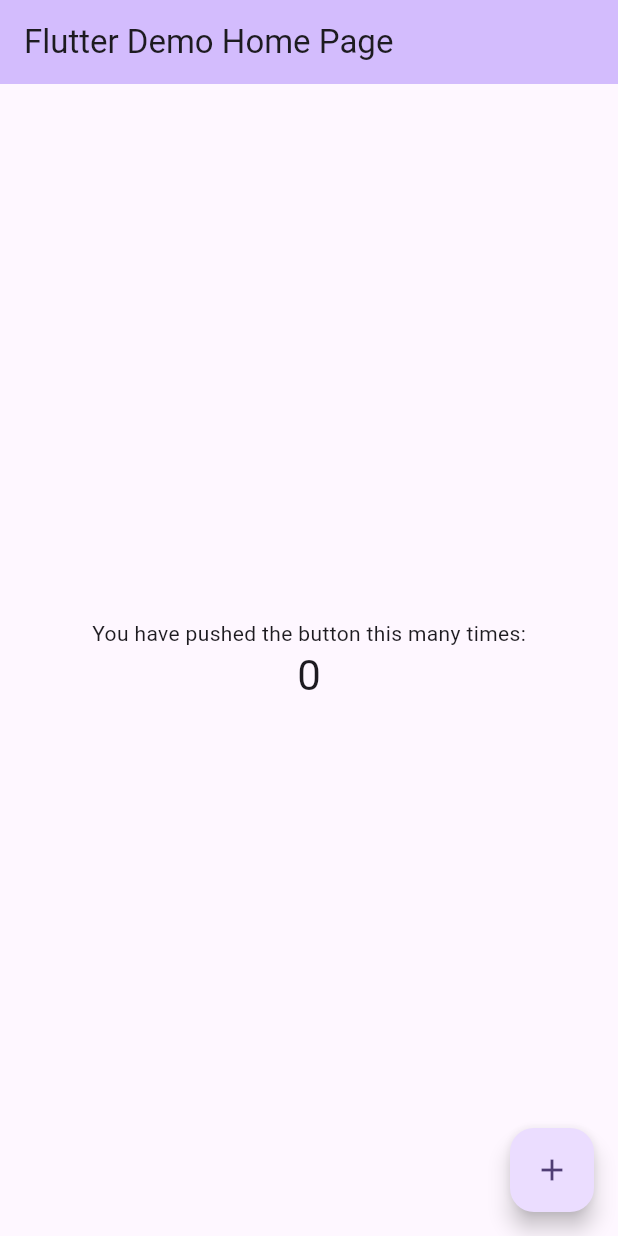
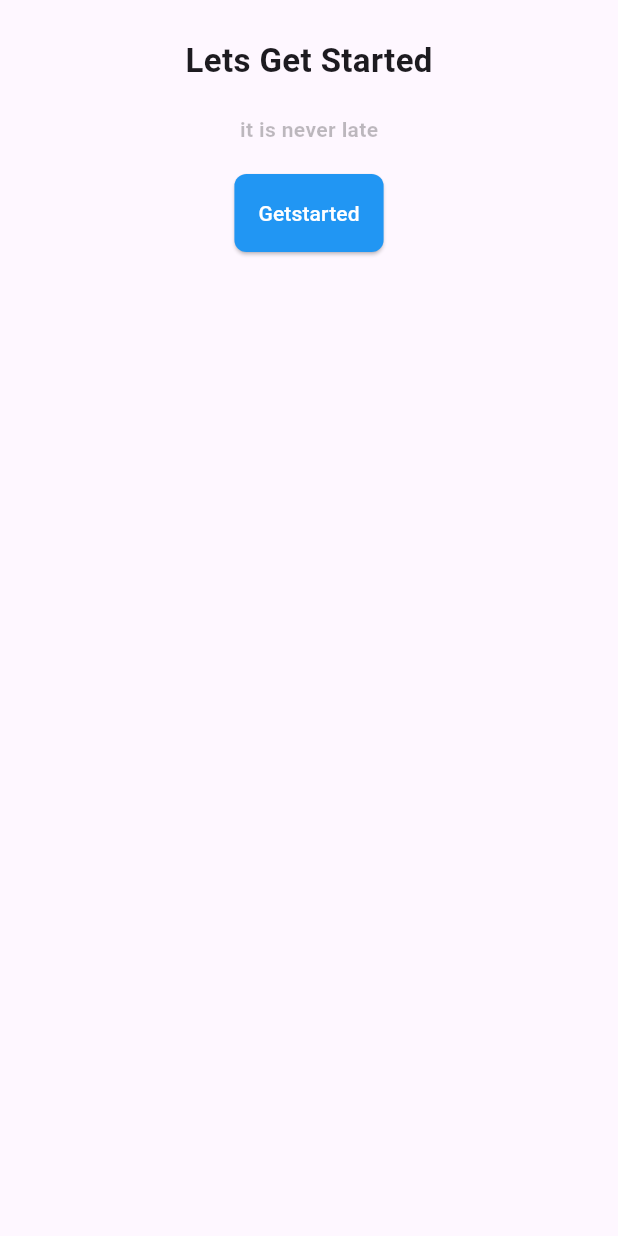
Before and after one commit to kishoreckd/phone_auth, a Flutter app: the screen it shows after launch, on a phone screen of 412 x 824 dp. Run offline on Flutter 3.47's test engine with Material 3 defaults, Android fonts, the phone set to English and light mode, and no system bars; our stand-ins replace country_picker, firebase_core; accounts and stored records are empty.

```diff
--- /dev/null
+++ b/lib/Screens/welcomescreen,.dart
@@ -0,0 +1,56 @@
+import 'package:flutter/material.dart';
+import 'package:phone_auth/widgets/custombutton.dart';
+import 'package:phone_auth/Screens/registerScreen.dart';
+
+class WelcomeScreen extends StatefulWidget {
+  const WelcomeScreen({Key? key}) : super(key: key);
+
+  @override
+  State<WelcomeScreen> createState() => _WelcomeScreenState();
+}
+
+class _WelcomeScreenState extends State<WelcomeScreen> {
+  @override
+  Widget build(BuildContext context) {
+    return Scaffold(
+      body: SafeArea(
+        child: Center(
+          child: Padding(
+            padding: const EdgeInsets.symmetric(vertical: 25, horizontal: 30),
+            child: Column(children: [
+              const Text(
+                'Lets Get Started',
+                style: TextStyle(
+                  fontSize: 22,
+                  fontWeight: FontWeight.bold,
+                ),
+              ),
+              const SizedBox(
+                height: 20,
+              ),
+              const Text(
+                'it is never late',
+                style: TextStyle(
+                    fontSize: 14,
+                    fontWeight: FontWeight.bold,
+                    color: Colors.black26),
+              ),
+              const SizedBox(
+                height: 20,
+              ),
+              CustomButton(
+                  text: 'Getstarted',
+                  onPressed: () => {
+                        Navigator.push(
+                          context,
+                          MaterialPageRoute(
+                              builder: (context) => RegisterScreen()),
+                        )
+                      })
+            ]),
+          ),
+        ),
+      ),
+    );
+  }
+}
--- a/lib/main.dart
+++ b/lib/main.dart
@@ -1,125 +1,11 @@
 import 'package:flutter/material.dart';
+import 'package:firebase_core/firebase_core.dart';
+import 'package:phone_auth/Screens/welcomescreen,.dart';
 
-void main() {
-  runApp(const MyApp());
+Future<void> main() async {
+  WidgetsFlutterBinding.ensureInitialized();
+  await Firebase.initializeApp();
+  runApp(const MaterialApp(
+    home: WelcomeScreen(),
+  ));
 }
-
-class MyApp extends StatelessWidget {
-  const MyApp({super.key});
-
-  // This widget is the root of your application.
-  @override
-  Widget build(BuildContext context) {
-    return MaterialApp(
-      title: 'Flutter Demo',
-      theme: ThemeData(
-        // This is the theme of your application.
-        //
-        // TRY THIS: Try running your application with "flutter run". You'll see
-        // the application has a purple toolbar. Then, without quitting the app,
-        // try changing the seedColor in the colorScheme below to Colors.green
-        // and then invoke "hot reload" (save your changes or press the "hot
-        // reload" button in a Flutter-supported IDE, or press "r" if you used
-        // the command line to start the app).
-        //
-        // Notice that the counter didn't reset back to zero; the application
-        // state is not lost during the reload. To reset the state, use hot
-        // restart instead.
-        //
-        // This works for code too, not just values: Most code changes can be
-        // tested with just a hot reload.
-        colorScheme: ColorScheme.fromSeed(seedColor: Colors.deepPurple),
-        useMaterial3: true,
-      ),
-      home: const MyHomePage(title: 'Flutter Demo Home Page'),
-    );
-  }
-}
-
-class MyHomePage extends StatefulWidget {
-  const MyHomePage({super.key, required this.title});
-
-  // This widget is the home page of your application. It is stateful, meaning
-  // that it has a State object (defined below) that contains fields that affect
-  // how it looks.
-
-  // This class is the configuration for the state. It holds the values (in this
-  // case the title) provided by the parent (in this case the App widget) and
-  // used by the build method of the State. Fields in a Widget subclass are
-  // always marked "final".
-
-  final String title;
-
-  @override
-  State<MyHomePage> createState() => _MyHomePageState();
-}
-
-class _MyHomePageState extends State<MyHomePage> {
-  int _counter = 0;
-
-  void _incrementCounter() {
-    setState(() {
-      // This call to setState tells the Flutter framework that something has
-      // changed in this State, which causes it to rerun the build method below
-      // so that the display can reflect the updated values. If we changed
-      // _counter without calling setState(), then the build method would not be
-      // called again, and so nothing would appear to happen.
-      _counter++;
-    });
-  }
-
-  @override
-  Widget build(BuildContext context) {
-    // This method is rerun every time setState is called, for instance as done
-    // by the _incrementCounter method above.
-    //
-    // The Flutter framework has been optimized to make rerunning build methods
-    // fast, so that you can just rebuild anything that needs updating rather
-    // than having to individually change instances of widgets.
-    return Scaffold(
-      appBar: AppBar(
-        // TRY THIS: Try changing the color here to a specific color (to
-        // Colors.amber, perhaps?) and trigger a hot reload to see the AppBar
-        // change color while the other colors stay the same.
-        backgroundColor: Theme.of(context).colorScheme.inversePrimary,
-        // Here we take the value from the MyHomePage object that was created by
-        // the App.build method, and use it to set our appbar title.
-        title: Text(widget.title),
-      ),
-      body: Center(
-        // Center is a layout widget. It takes a single child and positions it
-        // in the middle of the parent.
-        child: Column(
-          // Column is also a layout widget. It takes a list of children and
-          // arranges them vertically. By default, it sizes itself to fit its
-          // children horizontally, and tries to be as tall as its parent.
-          //
-          // Column has various properties to control how it sizes itself and
-          // how it positions its children. Here we use mainAxisAlignment to
-          // center the children vertically; the main axis here is the vertical
-          // axis because Columns are vertical (the cross axis would be
-          // horizontal).
-          //
-          // TRY THIS: Invoke "debug painting" (choose the "Toggle Debug Paint"
-          // action in the IDE, or press "p" in the console), to see the
-          // wireframe for each widget.
-          mainAxisAlignment: MainAxisAlignment.center,
-          children: <Widget>[
-            const Text(
-              'You have pushed the button this many times:',
-            ),
-            Text(
-              '$_counter',
-              style: Theme.of(context).textTheme.headlineMedium,
-            ),
-          ],
-        ),
-      ),
-      floatingActionButton: FloatingActionButton(
-        onPressed: _incrementCounter,
-        tooltip: 'Increment',
-        child: const Icon(Icons.add),
-      ), // This trailing comma makes auto-formatting nicer for build methods.
-    );
-  }
-}
--- /dev/null
+++ b/lib/widgets/custombutton.dart
@@ -0,0 +1,35 @@
+import 'package:flutter/material.dart';
+
+class CustomButton extends StatelessWidget {
+  final String text;
+  final VoidCallback onPressed;
+  final Color color;
+  final Color textColor;
+  final double borderRadius;
+  final double padding;
+
+  const CustomButton({
+    required this.text,
+    required this.onPressed,
+    this.color = Colors.blue,
+    this.textColor = Colors.white,
+    this.borderRadius = 8.0,
+    this.padding = 16.0,
+  });
+
+  @override
+  Widget build(BuildContext context) {
+    return ElevatedButton(
+      onPressed: onPressed,
+      style: ElevatedButton.styleFrom(
+        foregroundColor: textColor,
+        backgroundColor: color,
+        shape: RoundedRectangleBorder(
+          borderRadius: BorderRadius.circular(borderRadius),
+        ),
+        padding: EdgeInsets.all(padding),
+      ),
+      child: Text(text),
+    );
+  }
+}
--- a/pubspec.yaml
+++ b/pubspec.yaml
@@ -35,6 +35,11 @@ dependencies:
   # The following adds the Cupertino Icons font to your application.
   # Use with the CupertinoIcons class for iOS style icons.
   cupertino_icons: ^1.0.2
+  country_picker: ^2.0.24
+  firebase_core: ^2.25.4
+  firebase_auth: ^4.17.4
+  cloud_firestore: ^4.15.5
+  firebase_storage: ^11.6.6
 
 dev_dependencies:
   flutter_test:
```
Also changed, not shown: lib/Screens/registerScreen.dart (added, +160 -0 lines), pubspec.lock, 13 other files.
